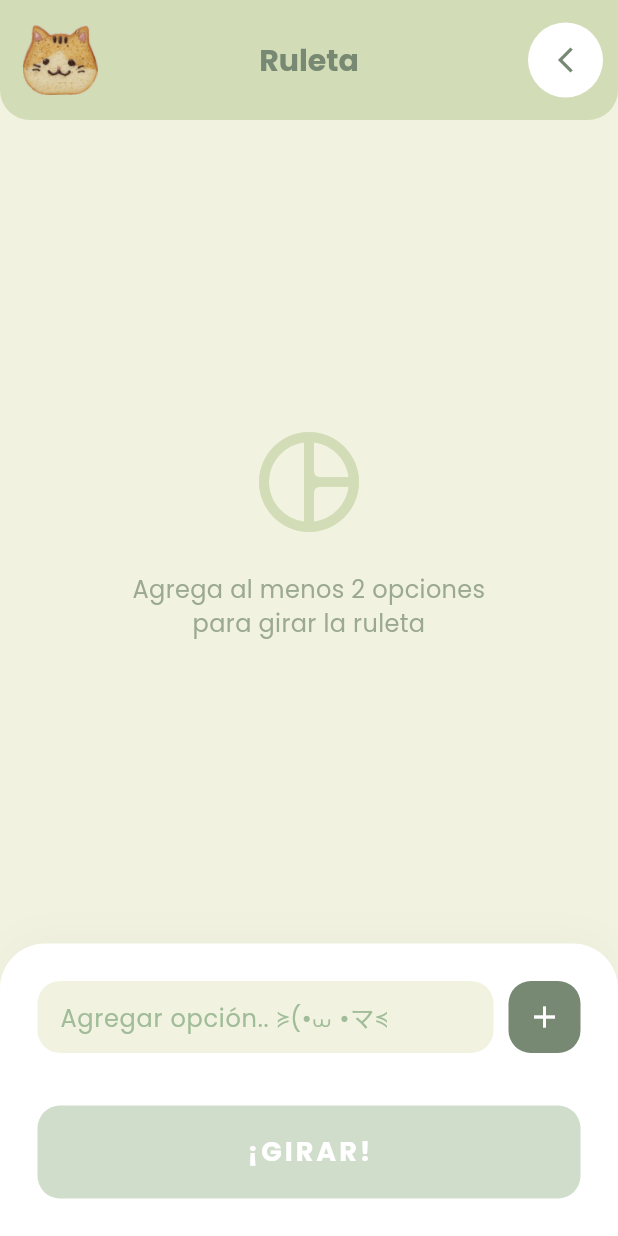
After one commit to Dantesakt1/Essentials, a Flutter app: the RuletaPage screen opened directly, on a phone screen of 412 x 824 dp. The commit adds this screen. Run offline on Flutter 3.47's test engine with Material 3 defaults, Android fonts, the phone set to English and light mode, and no system bars; our stand-ins replace audioplayers, file_picker, flutter_fortune_wheel, image_picker, permission_handler, rxdart and 2 more; missing offline and left inert: record; accounts and stored records are empty.

Commit message:
Se agrega ruleta

```diff
--- /dev/null
+++ b/lib/util/ruleta.dart
@@ -0,0 +1,322 @@
+import 'dart:async';
+import 'dart:math';
+import 'package:flutter/material.dart';
+import 'package:flutter_fortune_wheel/flutter_fortune_wheel.dart';
+import 'package:rxdart/rxdart.dart';
+
+class RuletaPage extends StatefulWidget {
+  const RuletaPage({super.key});
+
+  @override
+  State<RuletaPage> createState() => _RuletaPageState();
+}
+
+class _RuletaPageState extends State<RuletaPage> {
+  final selected = BehaviorSubject<int>();
+  final TextEditingController _textController = TextEditingController();
+
+  List<String> items = [];
+  int _ganadorIndex = 0;
+
+  // --- NUEVA PALETA DE COLORES ---
+  // #F1F3E0 (Fondo muy claro)
+  final Color colorFondo = const Color(0xFFF1F3E0);
+  // #D2DCB6 (Verde claro - Para la barra y acentos suaves)
+  final Color colorAcentoClaro = const Color(0xFFD2DCB6);
+  // #A1BC98 (Verde medio - Para bordes o detalles secundarios)
+  final Color colorAcentoMedio = const Color(0xFFA1BC98);
+  // #778873 (Verde oscuro - Para texto principal y botones fuertes)
+  final Color colorTexto = const Color(0xFF778873);
+
+  @override
+  void dispose() {
+    selected.close();
+    _textController.dispose();
+    super.dispose();
+  }
+
+  void _agregarOpcion() {
+    String texto = _textController.text.trim();
+    if (texto.isNotEmpty) {
+      setState(() {
+        items.add(texto);
+        _textController.clear();
+      });
+    }
+  }
+
+  void _eliminarOpcion(int index) {
+    setState(() {
+      items.removeAt(index);
+    });
+  }
+
+  void _girarRuleta() {
+    if (items.length < 2) return;
+
+    setState(() {
+      _ganadorIndex = Random().nextInt(items.length);
+      selected.add(_ganadorIndex);
+    });
+  }
+
+  void _mostrarGanador() {
+    showDialog(
+      context: context,
+      builder: (context) {
+        return AlertDialog(
+          backgroundColor: Colors.white,
+          shape: RoundedRectangleBorder(borderRadius: BorderRadius.circular(20)),
+          title: Text("Tenemos un ganador", textAlign: TextAlign.center, style: TextStyle(fontWeight: FontWeight.bold, color: colorTexto)),
+          content: Column(
+            mainAxisSize: MainAxisSize.min,
+            children: [
+              Image.asset(
+                'assets/images/ganador.png',
+                height: 80,
+                fit: BoxFit.contain,
+                errorBuilder: (_,__,___) => Icon(Icons.star, size: 60, color: colorAcentoClaro),
+              ),
+              const SizedBox(height: 15),
+              Text(
+                items[_ganadorIndex],
+                style: TextStyle(
+                  fontSize: 24,
+                  fontWeight: FontWeight.bold,
+                  color: colorTexto // Usamos el verde oscuro para el ganador
+                ),
+                textAlign: TextAlign.center,
+              ),
+            ],
+          ),
+          actions: [
+            TextButton(
+              onPressed: () => Navigator.pop(context),
+              child: Text("Genial", style: TextStyle(color: colorTexto, fontWeight: FontWeight.bold)),
+            )
+          ],
+        );
+      },
+    );
+  }
+
+  @override
+  Widget build(BuildContext context) {
+    return Scaffold(
+      backgroundColor: colorFondo,
+
+      // --- APPBAR ---
+      appBar: AppBar(
+        backgroundColor: colorAcentoClaro, // Usamos el verde claro de la paleta
+        elevation: 0,
+        toolbarHeight: 80,
+        centerTitle: true,
+        shape: const RoundedRectangleBorder(
+          borderRadius: BorderRadius.vertical(bottom: Radius.circular(20)),
+        ),
+        leadingWidth: 80,
+        leading: Container(
+          margin: const EdgeInsets.all(15),
+          alignment: Alignment.center,
+          width: 40,
+          decoration: BoxDecoration(
+            color: colorAcentoClaro, // Fondo claro para que resalte el icono
+            borderRadius: BorderRadius.circular(10),
+          ),
+          child: Image.asset('assets/images/gato-icon.png', height: 150, width: 150),
+        ),
+        title: Text("Ruleta", style: TextStyle(color: colorTexto, fontWeight: FontWeight.bold, fontSize: 20)),
+        actions: [
+          GestureDetector(
+            onTap: () => Navigator.pop(context),
+            child: Container(
+              margin: const EdgeInsets.all(10),
+              alignment: Alignment.center,
+              width: 50,
+              decoration: const BoxDecoration(
+                color: Colors.white, // Blanco para contraste en el botón de atrás
+                shape: BoxShape.circle,
+              ),
+              child: Padding(
+                padding: const EdgeInsets.all(8.0),
+                child: Icon(Icons.arrow_back_ios_new, color: colorTexto, size: 20),
+              ),
+            ),
+          )
+        ],
+      ),
+
+      body: Column(
+        children: [
+          const SizedBox(height: 20),
+
+          // --- 1. LA RULETA ---
+          Expanded(
+            child: Padding(
+              padding: const EdgeInsets.symmetric(horizontal: 20),
+              child: items.length < 2
+                  ? _EmptyStateRuleta(colorTexto: colorTexto, colorIcono: colorAcentoClaro)
+                  : Stack(
+                      alignment: Alignment.center,
+                      children: [
+                        FortuneWheel(
+                          selected: selected.stream,
+                          animateFirst: false,
+                          onAnimationEnd: _mostrarGanador,
+                          // Alternamos entre los dos verdes de tu paleta
+                          items: [
+                            for (int i = 0; i < items.length; i++)
+                              FortuneItem(
+                                child: Text(
+                                  items[i],
+                                  style: TextStyle(
+                                    // Texto blanco en el verde oscuro, texto oscuro en el verde claro
+                                    color: (i % 2 == 0) ? colorTexto : Colors.white,
+                                    fontWeight: FontWeight.bold
+                                  )
+                                ),
+                                style: FortuneItemStyle(
+                                  // Alterna Verde Claro / Verde Oscuro
+                                  color: (i % 2 == 0) ? colorAcentoClaro : colorTexto,
+                                  borderColor: colorFondo,
+                                  borderWidth: 3,
+                                ),
+                              ),
+                          ],
+                        ),
+                      ],
+                    ),
+            ),
+          ),
+
+          const SizedBox(height: 20),
+
+          // --- 2. ZONA DE INPUT Y LISTA ---
+          Container(
+            padding: const EdgeInsets.all(25),
+            decoration: BoxDecoration(
+              color: Colors.white,
+              borderRadius: const BorderRadius.vertical(top: Radius.circular(30)),
+              boxShadow: [
+                BoxShadow(
+                  color: colorTexto.withOpacity(0.05),
+                  blurRadius: 20,
+                  offset: const Offset(0, -5),
+                )
+              ],
+            ),
+            child: Column(
+              mainAxisSize: MainAxisSize.min,
+              children: [
+                // Input Row
+                Row(
+                  children: [
+                    Expanded(
+                      child: Container(
+                        padding: const EdgeInsets.symmetric(horizontal: 15),
+                        decoration: BoxDecoration(
+                          color: colorFondo, // Usamos el fondo claro para el input
+                          borderRadius: BorderRadius.circular(15),
+                        ),
+                        child: TextField(
+                          controller: _textController,
+                          style: TextStyle(color: colorTexto),
+                          decoration: InputDecoration(
+                            hintText: "Agregar opción.. ≽(•⩊ •マ≼",
+                            hintStyle: TextStyle(color: colorAcentoMedio),
+                            border: InputBorder.none,
+                          ),
+                          onSubmitted: (_) => _agregarOpcion(),
+                        ),
+                      ),
+                    ),
+                    const SizedBox(width: 10),
+                    GestureDetector(
+                      onTap: _agregarOpcion,
+                      child: Container(
+                        padding: const EdgeInsets.all(12),
+                        decoration: BoxDecoration(
+                          color: colorTexto, // Botón de agregar en verde oscuro
+                          borderRadius: BorderRadius.circular(15),
+                        ),
+                        child: const Icon(Icons.add, color: Colors.white),
+                      ),
+                    )
+                  ],
+                ),
+
+                const SizedBox(height: 15),
+
+                // Lista de Chips (Opciones agregadas)
+                if (items.isNotEmpty)
+                  SizedBox(
+                    height: 40,
+                    child: ListView.separated(
+                      scrollDirection: Axis.horizontal,
+                      itemCount: items.length,
+                      separatorBuilder: (_, __) => const SizedBox(width: 8),
+                      itemBuilder: (context, index) {
+                        return Chip(
+                          label: Text(items[index], style: TextStyle(color: colorTexto, fontSize: 12, fontWeight: FontWeight.bold)),
+                          backgroundColor: colorAcentoClaro, // Chips en verde claro
+                          deleteIcon: Icon(Icons.close, size: 16, color: colorTexto.withOpacity(0.6)),
+                          onDeleted: () => _eliminarOpcion(index),
+                          materialTapTargetSize: MaterialTapTargetSize.shrinkWrap,
+                          shape: RoundedRectangleBorder(borderRadius: BorderRadius.circular(20), side: BorderSide.none),
+                        );
+                      },
+                    ),
+                  ),
+
+                const SizedBox(height: 20),
+
+                // BOTÓN GIRAR
+                SizedBox(
+                  width: double.infinity,
+                  child: ElevatedButton(
+                    onPressed: items.length < 2 ? null : _girarRuleta,
+                    style: ElevatedButton.styleFrom(
+                      backgroundColor: colorTexto, // Botón principal en verde oscuro
+                      padding: const EdgeInsets.symmetric(vertical: 18),
+                      shape: RoundedRectangleBorder(borderRadius: BorderRadius.circular(15)),
+                      disabledBackgroundColor: colorAcentoMedio.withOpacity(0.5),
+                    ),
+                    child: const Text(
+                      "¡GIRAR!",
+                      style: TextStyle(color: Colors.white, fontWeight: FontWeight.bold, fontSize: 18, letterSpacing: 2)
+                    ),
+                  ),
+                ),
+              ],
+            ),
+          )
+        ],
+      ),
+    );
+  }
+}
+
+// Widget para cuando no hay opciones
+class _EmptyStateRuleta extends StatelessWidget {
+  final Color colorTexto;
+  final Color colorIcono;
+  const _EmptyStateRuleta({required this.colorTexto, required this.colorIcono});
+
+  @override
+  Widget build(BuildContext context) {
+    return Center(
+      child: Column(
+        mainAxisAlignment: MainAxisAlignment.center,
+        children: [
+          Icon(Icons.pie_chart_outline_rounded, size: 80, color: colorIcono),
+          const SizedBox(height: 20),
+          Text(
+            "Agrega al menos 2 opciones\npara girar la ruleta",
+            textAlign: TextAlign.center,
+            style: TextStyle(color: colorTexto.withOpacity(0.7), fontSize: 16, fontWeight: FontWeight.w500),
+          ),
+        ],
+      ),
+    );
+  }
+}
--- a/lib/util/servicios.dart
+++ b/lib/util/servicios.dart
@@ -1,3 +1,4 @@
+import 'package:essentials_app/util/ruleta.dart';
 import 'package:essentials_app/util/wishlist.dart';
 import 'package:flutter/material.dart';
 
@@ -28,7 +29,10 @@ class Servicios extends StatelessWidget {
           _tarjetaServicio(
             imagen: 'assets/images/ruleta.png',
             onTap: () {
-              print("Navegar a Ruleta"); // Aquí conectaremos la pantalla después
+              Navigator.push(
+                context,
+                MaterialPageRoute(builder: (context) => const RuletaPage()),
+              );
             },
           ),
         ],
--- a/pubspec.yaml
+++ b/pubspec.yaml
@@ -50,6 +50,9 @@ dependencies:
   # Para almacenamiento local (base de datos rápida)
   hive: ^2.2.3
   hive_flutter: ^1.1.0
+
+  flutter_fortune_wheel: ^1.2.0
+  rxdart: ^0.27.7
 
 dev_dependencies:
   flutter_test:
```
Also changed, not shown: lib/util/wishlist.dart (+221 -94 lines), assets/images/carrito.png (added), assets/images/ganador.png (added), pubspec.lock.
